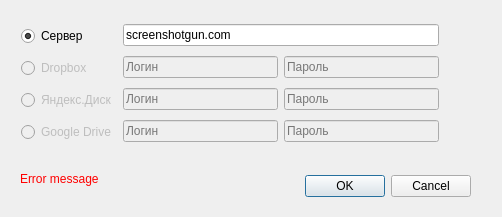
Above: ui/settings.ui from ismd/screenshotgun before the change. Below: the same form after it.
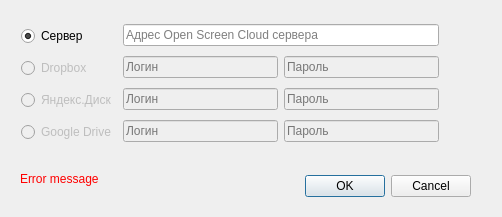
That is the form after the change.

Patch:
```diff
--- a/ui/settings.ui
+++ b/ui/settings.ui
@@ -87,9 +87,6 @@
      <layout class="QVBoxLayout" name="verticalLayout_2">
       <item>
        <widget class="QLineEdit" name="serverEdit">
-        <property name="text">
-         <string>screenshotgun.com</string>
-        </property>
         <property name="placeholderText">
          <string>Адрес Open Screen Cloud сервера</string>
         </property>
```
